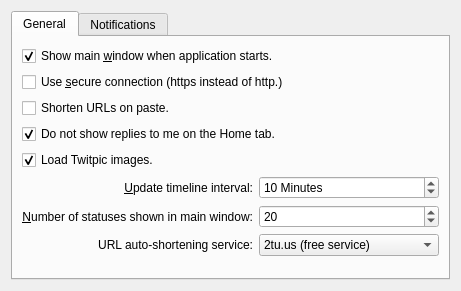
Qt form src/prefs_base.ui (KDE/choqok) before a commit.
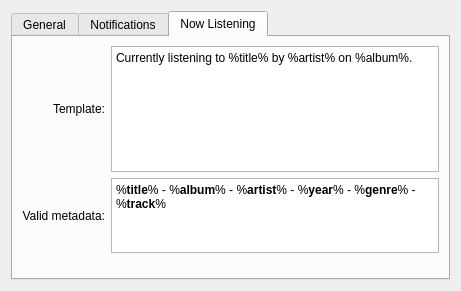
The same form after that commit. The open tabs and pages were chosen to show the change. Custom widgets are drawn as their Qt base class.

Commit message: Posting "Currently listening to ..." text for Amarok 2.X Player implemented! :) A configuration tab added to general configs, that user can manage what information to get from amarok! GUI

What changed in the file:
```diff
--- a/src/prefs_base.ui
+++ b/src/prefs_base.ui
@@ -298,6 +298,86 @@
        </item>
       </layout>
      </widget>
+     <widget class="QWidget" name="tab_3">
+      <attribute name="title">
+       <string>Now Listening</string>
+      </attribute>
+      <layout class="QGridLayout" name="gridLayout_4">
+       <item row="0" column="0">
+        <widget class="QLabel" name="label_2">
+         <property name="text">
+          <string>Template:</string>
+         </property>
+         <property name="alignment">
+          <set>Qt::AlignRight|Qt::AlignTrailing|Qt::AlignVCenter</set>
+         </property>
+        </widget>
+       </item>
+       <item row="0" column="1">
+        <widget class="KTextEdit" name="kcfg_nowListening">
+         <property name="maximumSize">
+          <size>
+           <width>16777215</width>
+           <height>150</height>
+          </size>
+         </property>
+         <property name="tabChangesFocus">
+          <bool>true</bool>
+         </property>
+         <property name="html">
+          <string>&lt;!DOCTYPE HTML PUBLIC &quot;-//W3C//DTD HTML 4.0//EN&quot; &quot;http://www.w3.org/TR/REC-html40/strict.dtd&quot;&gt;
+&lt;html&gt;&lt;head&gt;&lt;meta name=&quot;qrichtext&quot; content=&quot;1&quot; /&gt;&lt;style type=&quot;text/css&quot;&gt;
+p, li { white-space: pre-wrap; }
+&lt;/style&gt;&lt;/head&gt;&lt;body style=&quot; font-family:'DejaVu Sans'; font-size:9pt; font-weight:400; font-style:normal;&quot;&gt;
+&lt;p style=&quot; margin-top:0px; margin-bottom:0px; margin-left:0px; margin-right:0px; -qt-block-indent:0; text-indent:0px;&quot;&gt;Currently listening to %title% by %artist% on %album%.&lt;/p&gt;&lt;/body&gt;&lt;/html&gt;</string>
+         </property>
+         <property name="acceptRichText">
+          <bool>false</bool>
+         </property>
+        </widget>
+       </item>
+       <item row="1" column="0">
+        <widget class="QLabel" name="label_8">
+         <property name="text">
+          <string>Valid metadata:</string>
+         </property>
+         <property name="alignment">
+          <set>Qt::AlignRight|Qt::AlignTrailing|Qt::AlignVCenter</set>
+         </property>
+        </widget>
+       </item>
+       <item row="3" column="0" colspan="2">
+        <spacer name="verticalSpacer_3">
+         <property name="orientation">
+          <enum>Qt::Vertical</enum>
+         </property>
+         <property name="sizeHint" stdset="0">
+          <size>
+           <width>20</width>
+           <height>40</height>
+          </size>
+         </property>
+        </spacer>
+       </item>
+       <item row="1" column="1">
+        <widget class="KTextBrowser" name="ktextbrowser">
+         <property name="maximumSize">
+          <size>
+           <width>16777215</width>
+           <height>100</height>
+          </size>
+         </property>
+         <property name="html">
+          <string>&lt;!DOCTYPE HTML PUBLIC &quot;-//W3C//DTD HTML 4.0//EN&quot; &quot;http://www.w3.org/TR/REC-html40/strict.dtd&quot;&gt;
+&lt;html&gt;&lt;head&gt;&lt;meta name=&quot;qrichtext&quot; content=&quot;1&quot; /&gt;&lt;style type=&quot;text/css&quot;&gt;
+p, li { white-space: pre-wrap; }
+&lt;/style&gt;&lt;/head&gt;&lt;body style=&quot; font-family:'DejaVu Sans'; font-size:9pt; font-weight:400; font-style:normal;&quot;&gt;
+&lt;p style=&quot; margin-top:0px; margin-bottom:0px; margin-left:0px; margin-right:0px; -qt-block-indent:0; text-indent:0px;&quot;&gt;%&lt;span style=&quot; font-weight:600;&quot;&gt;title&lt;/span&gt;% - %&lt;span style=&quot; font-weight:600;&quot;&gt;album&lt;/span&gt;% - %&lt;span style=&quot; font-weight:600;&quot;&gt;artist&lt;/span&gt;% - %&lt;span style=&quot; font-weight:600;&quot;&gt;year&lt;/span&gt;% - %&lt;span style=&quot; font-weight:600;&quot;&gt;genre&lt;/span&gt;% - %&lt;span style=&quot; font-weight:600;&quot;&gt;track&lt;/span&gt;%&lt;/p&gt;&lt;/body&gt;&lt;/html&gt;</string>
+         </property>
+        </widget>
+       </item>
+      </layout>
+     </widget>
     </widget>
    </item>
   </layout>
@@ -319,6 +399,16 @@
    <header>ktabwidget.h</header>
    <container>1</container>
   </customwidget>
+  <customwidget>
+   <class>KTextBrowser</class>
+   <extends>QTextBrowser</extends>
+   <header>ktextbrowser.h</header>
+  </customwidget>
+  <customwidget>
+   <class>KTextEdit</class>
+   <extends>QTextEdit</extends>
+   <header>ktextedit.h</header>
+  </customwidget>
  </customwidgets>
  <tabstops>
   <tabstop>kcfg_showMainWinOnStart</tabstop>
```
The commit also changes 7 other files.
